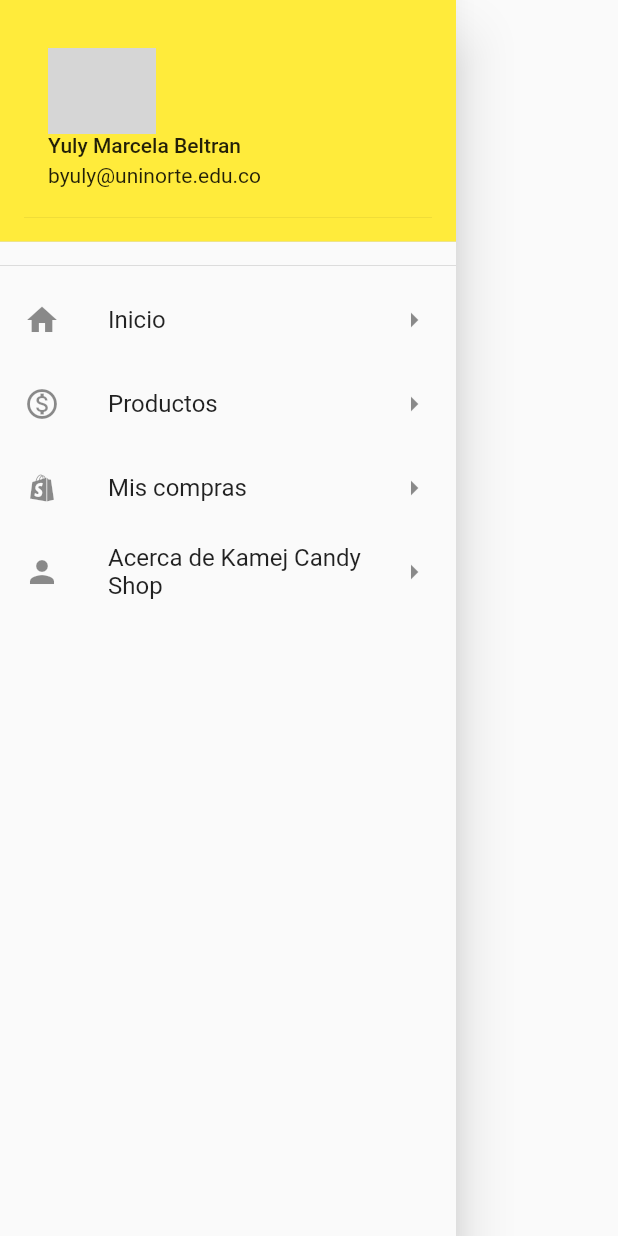
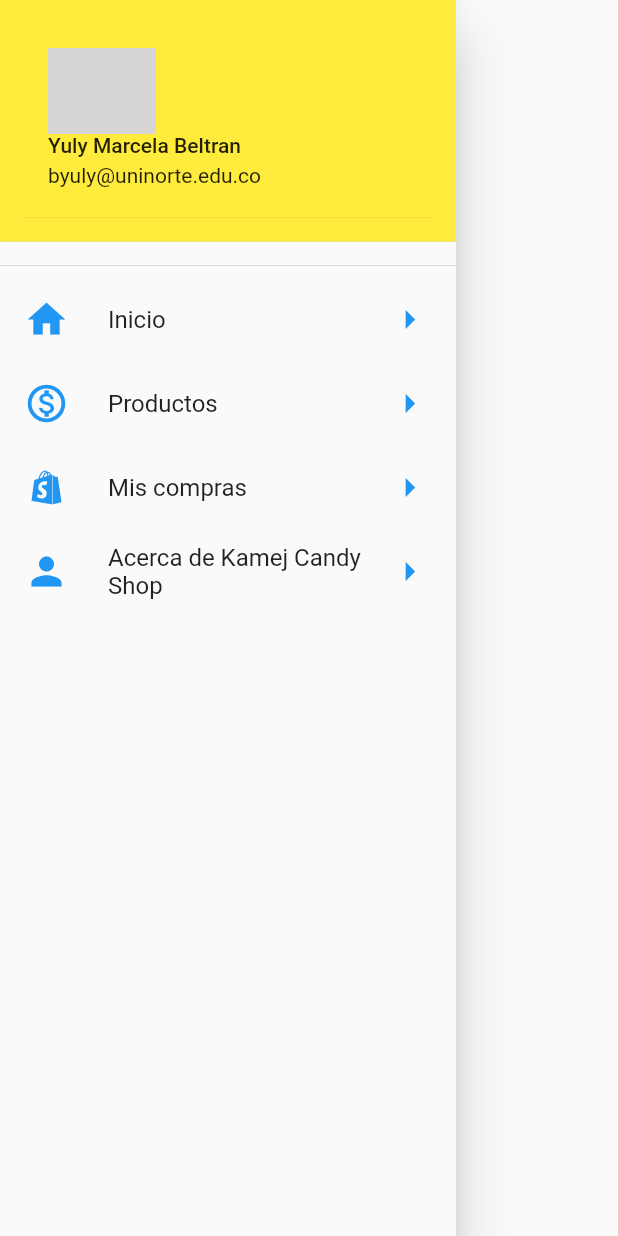
Before and after one commit to yulybeltran/Shopping_Cart_Reto2, a Flutter app: what menu() shows on an empty page, opened directly, on a phone screen of 412 x 824 dp. Run offline on Flutter 3.47's test engine with Material 2 defaults, Android fonts, the light colour scheme and no system bars; our stand-ins replace get, google_fonts, rflutter_alert; network calls fail; Roboto replaces fonts that are missing (Acme); grey boxes are pictures that could not be loaded.

```diff
--- a/lib/ui/menu.dart
+++ b/lib/ui/menu.dart
@@ -33,9 +33,9 @@ class _menuState extends State<menu> {
             Expanded(
                 child: ListView(children: [
               ListTile(
-                leading: Icon(Icons.home),
+                leading: Icon(Icons.home , size: 30, color: Colors.blue),
                 title: Text("Inicio" , style: GoogleFonts.acme(),),
-                trailing: Icon(Icons.arrow_right),
+                trailing: Icon(Icons.arrow_right, size: 30, color: Colors.blue),
                 onTap: () {
                   Navigator.pop(context);
                   Control.cambiarposicion(0);
@@ -43,27 +43,27 @@ class _menuState extends State<menu> {
               ),
               ListTile(
 
-                leading: Icon(Icons.monetization_on_outlined),
+                leading: Icon(Icons.monetization_on_outlined , size: 30, color: Colors.blue),
                 title: Text("Productos" , style: GoogleFonts.acme(),),
-                trailing: Icon(Icons.arrow_right),
+                trailing: Icon(Icons.arrow_right , size: 30, color: Colors.blue),
                 onTap: () {
                   Navigator.pop(context);
                   Control.cambiarposicion(1);
                 },
               ),
               ListTile(
-                leading: Icon(Icons.shopify),
+                leading: Icon(Icons.shopify , size: 30, color: Colors.blue),
                 title: Text("Mis compras" , style: GoogleFonts.acme(),),
-                trailing: Icon(Icons.arrow_right),
+                trailing: Icon(Icons.arrow_right , size: 30, color: Colors.blue),
                 onTap: () {
                   Navigator.pop(context);
                   Control.cambiarposicion(2);
                 },
               ),
               ListTile(
-                leading: Icon(Icons.person),
+                leading: Icon(Icons.person , size: 30, color: Colors.blue),
                 title: Text("Acerca de Kamej Candy Shop" , style: GoogleFonts.acme(),),
-                trailing: Icon(Icons.arrow_right),
+                trailing: Icon(Icons.arrow_right , size: 30, color: Colors.blue),
                 onTap: () {
                   Navigator.pop(context);
                   Control.cambiarposicion(3);
--- a/lib/ui/pag2_comprar.dart
+++ b/lib/ui/pag2_comprar.dart
@@ -44,7 +44,7 @@ class _pag2_comprarState extends State<pag2_comprar> {
                           Control.cambiarCantidad(index, nuevaCantidad);
                           Control.pro.refresh();
                         },
-                        icon: Icon(Icons.add_circle)),
+                        icon: Icon(Icons.add_circle,  color: Colors.blue)),
                     VerticalDivider(),
                     IconButton(
                         onPressed: () {
@@ -57,7 +57,7 @@ class _pag2_comprarState extends State<pag2_comprar> {
                           Control.cambiarCantidad(index, nuevaCantidad);
                           Control.pro.refresh();
                         },
-                        icon: Icon(Icons.remove_circle_rounded)),
+                        icon: Icon(Icons.remove_circle_rounded , color: Colors.red)),
                   ],
                 ),
               );
--- a/lib/ui/pag3_misproductos.dart
+++ b/lib/ui/pag3_misproductos.dart
@@ -28,7 +28,7 @@ class _pag3_misproductosState extends State<pag3_misproductos> {
                         ? Text("")
                         : ListTile(
                             leading: Image(
-                                image: NetworkImage(Control.pro[index].imagen)),
+                                image: NetworkImage(Control.pro[index].imagen )),
                             title: Text(Control.pro[index].nombre, style: GoogleFonts.acme(),),
                             subtitle: Text("Precio: " +
                                 Control.pro[index].precio.toString() +
```
Also changed, not shown: 1 other file.
